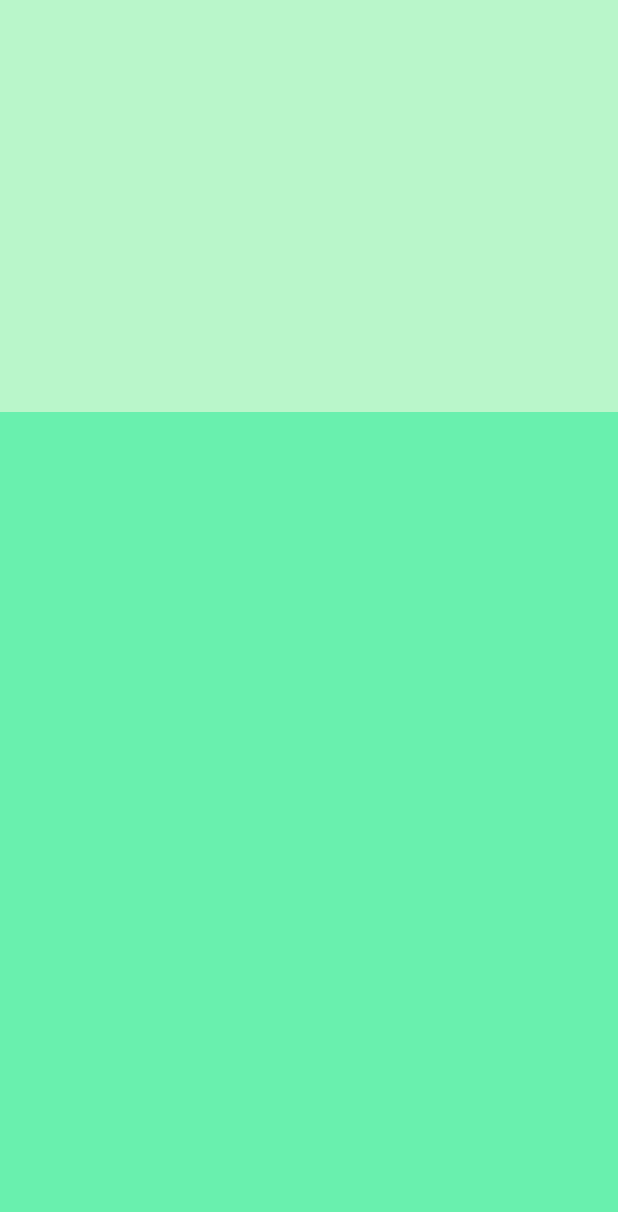
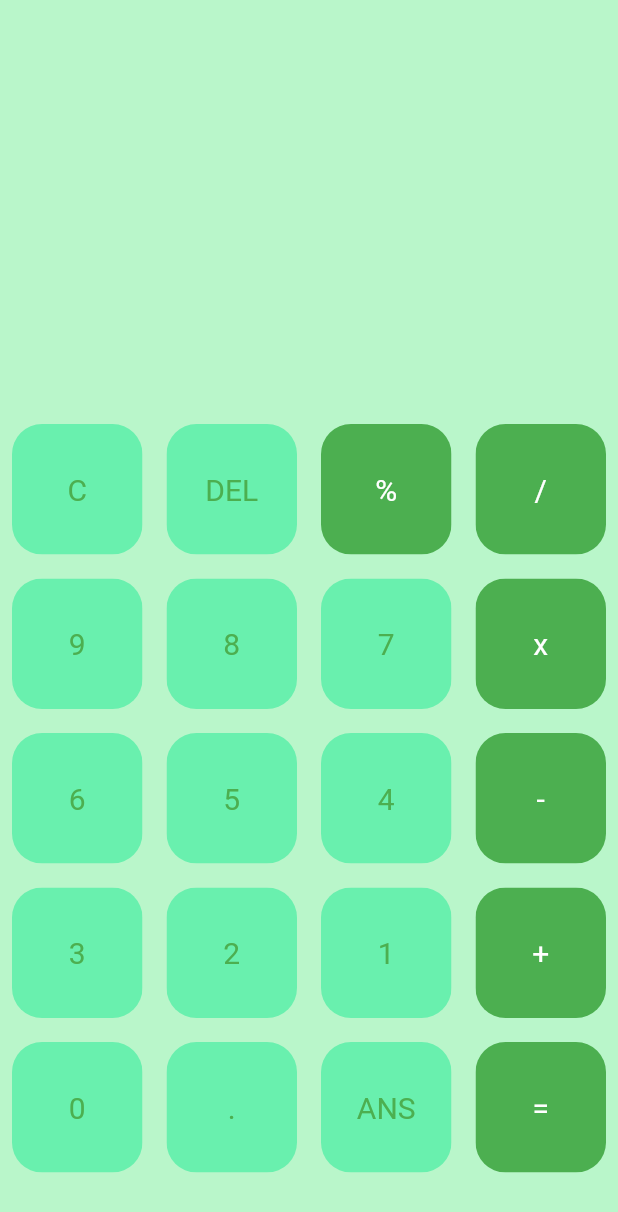
Before and after one commit to RahulKathuria/Calculator-App, a Flutter app: the screen it shows after launch, on a phone screen of 412 x 824 dp. Shown: the top 1212 px of the screen. Run offline on Flutter 3.47's test engine with Material 2 defaults, Android fonts, the phone set to English and light mode, and no system bars.

Commit message:
Added buttons

```diff
--- a/lib/buttons.dart
+++ b/lib/buttons.dart
@@ -1,5 +1,3 @@
-import 'dart:html';
-
 import 'package:flutter/material.dart';
 
 class MyButton extends StatelessWidget {
@@ -11,14 +9,21 @@ class MyButton extends StatelessWidget {
 
   @override
   Widget build(BuildContext context) {
-    return ClipRRect(
-      borderRadius: BorderRadius.circular(20),
-      child: Container(
-        color: buttonColor,
-        child: Center(child: Text(buttonText,style: TextStyle(
-          color:textColor
-        ),)),
+    return Padding(
+      padding: EdgeInsets.all(8),
+      child: ClipRRect(
+        borderRadius: BorderRadius.circular(20),
+        child: Container(
+          color: buttonColor,
+          child: Center(
+              child: Text(
+            buttonText,
+            style: TextStyle(color: textColor, fontSize: 20),
+          )),
+        ),
       ),
     );
   }
+
+
 }
--- a/lib/main.dart
+++ b/lib/main.dart
@@ -1,3 +1,4 @@
+import 'package:calcapp/buttons.dart';
 import 'package:flutter/material.dart';
 
 void main() => runApp(MyApp());
@@ -18,6 +19,28 @@ class HomePage extends StatefulWidget {
 }
 
 class _HomePageState extends State<HomePage> {
+  final List<String> buttons = [
+    'C',
+    'DEL',
+    '%',
+    '/',
+    '9',
+    '8',
+    '7',
+    'x',
+    '6',
+    '5',
+    '4',
+    '-',
+    '3',
+    '2',
+    '1',
+    '+',
+    '0',
+    '.',
+    'ANS',
+    '=',
+  ];
   @override
   Widget build(BuildContext context) {
     return Scaffold(
@@ -28,10 +51,26 @@ class _HomePageState extends State<HomePage> {
           Expanded(
               flex: 2,
               child: Container(
-                color: Colors.greenAccent,
+                child: GridView.builder(
+                    itemCount: buttons.length,
+                    gridDelegate: SliverGridDelegateWithFixedCrossAxisCount(
+                        crossAxisCount: 4),
+                    itemBuilder: (BuildContext context, int index) {
+                      return MyButton(
+                        buttonText: buttons[index],
+                        buttonColor: isOperator(buttons[index]) ? Colors.green : Colors.greenAccent[200],
+                        textColor: isOperator(buttons[index]) ? Colors.white : Colors.green,
+                      );
+                    }),
               )),
         ],
       ),
     );
   }
+  bool isOperator(String x) {
+    if (x == '%' || x == '/' || x == '+' || x == '-' || x == '='|| x == 'x')
+      return true;
+    else
+      return false;
+  }
 }
```
